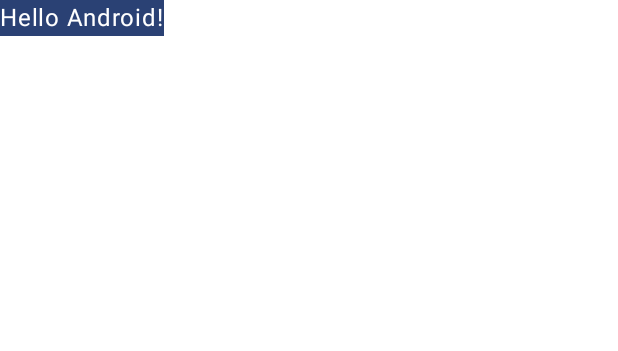
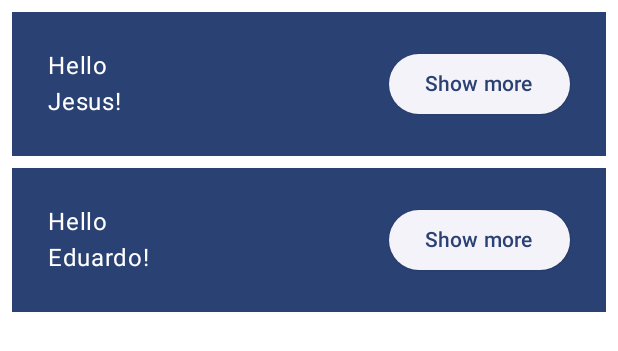
Before and after one commit to EduardoBecerraM/BasicsConceptsCodelab, an Android app built with Jetpack Compose: the @Preview function GreetingPreview, on a phone screen of 412 x 824 dp. Shown: the top 351 px of the screen. Run offline under Robolectric (Android 15) with nearby library versions, the phone set to English and light mode, and no system bars.

Commit message:
Steps 1 to 9 of the course Added composable functions (cards & screen) and previews to interact with the UI

```diff
--- a/app/src/main/java/com/edebec/basicsconceptscodelab/MainActivity.kt
+++ b/app/src/main/java/com/edebec/basicsconceptscodelab/MainActivity.kt
@@ -3,13 +3,25 @@ package com.edebec.basicsconceptscodelab
 import android.os.Bundle
 import androidx.activity.ComponentActivity
 import androidx.activity.compose.setContent
+import androidx.compose.foundation.layout.Arrangement
+import androidx.compose.foundation.layout.Column
+import androidx.compose.foundation.layout.Row
 import androidx.compose.foundation.layout.fillMaxSize
+import androidx.compose.foundation.layout.padding
+import androidx.compose.material3.Button
+import androidx.compose.material3.ElevatedButton
 import androidx.compose.material3.MaterialTheme
 import androidx.compose.material3.Surface
 import androidx.compose.material3.Text
 import androidx.compose.runtime.Composable
+import androidx.compose.runtime.getValue
+import androidx.compose.runtime.mutableStateOf
+import androidx.compose.runtime.remember
+import androidx.compose.runtime.setValue
+import androidx.compose.ui.Alignment
 import androidx.compose.ui.Modifier
 import androidx.compose.ui.tooling.preview.Preview
+import androidx.compose.ui.unit.dp
 import com.edebec.basicsconceptscodelab.ui.theme.BasicsConceptsCodelabTheme
 
 class MainActivity : ComponentActivity() {
@@ -27,19 +39,85 @@ class MainActivity : ComponentActivity() {
 }
 
 @Composable
-fun Greeting(name: String, modifier: Modifier = Modifier) {
-    Surface(color = MaterialTheme.colorScheme.primary) {
-        Text(
-            text = "Hello $name!",
-            modifier = modifier
-        )
+fun OnboardingScreen(modifier: Modifier = Modifier, onContinueClicked: () -> Unit) {
+    Column(modifier = modifier.fillMaxSize(), verticalArrangement = Arrangement.Center, horizontalAlignment = Alignment.CenterHorizontally) {
+        Text(text = "Welcome to the Basics Codelab!")
+        Button(onClick = onContinueClicked, modifier = Modifier.padding(vertical = 24.dp)) {
+            Text(text = "Continue")
+        }
     }
 }
 
-@Preview(showBackground = true)
+@Composable
+fun MyApp(modifier: Modifier = Modifier) {
+    var shouldShowOnboarding by remember {
+        mutableStateOf(true)
+    }
+    Surface(modifier) {
+        if (shouldShowOnboarding) {
+            OnboardingScreen {
+                shouldShowOnboarding = true
+            }
+        } else {
+            Greetings()
+        }
+    }
+}
+
+@Composable
+fun Greetings(modifier: Modifier = Modifier, names: List<String> = listOf("Jesus", "Eduardo")) {
+    Column(modifier = modifier.padding(vertical = 4.dp)) {
+        for (name in names) {
+            Greeting(name = name)
+        }
+    }
+}
+
+@Composable
+fun Greeting(name: String, modifier: Modifier = Modifier) {
+    val expanded = remember { mutableStateOf(false) }
+    val extraPadding = if (expanded.value) 48.dp else 0.dp
+    Surface(modifier = modifier.padding(vertical = 4.dp, horizontal = 8.dp), color = MaterialTheme.colorScheme.primary) {
+        Row(modifier = modifier.padding(24.dp)) {
+            Column(
+                modifier = modifier
+                    .weight(1f)
+                    .padding(bottom = extraPadding)
+            ) {
+                Text(
+                    text = "Hello"
+                )
+                Text(
+                    text = "$name!"
+                )
+            }
+            ElevatedButton(onClick = { expanded.value = !expanded.value }) {
+                Text(text = if (expanded.value) "Show less" else "Show more")
+            }
+        }
+    }
+}
+
+@Preview
+@Composable
+fun MyAppPreview(modifier: Modifier = Modifier) {
+    BasicsConceptsCodelabTheme {
+        MyApp(modifier = Modifier.fillMaxSize())
+    }
+}
+
+@Preview(showBackground = true, widthDp = 320, heightDp = 320)
+@Composable
+fun OnboardingPreview() {
+    BasicsConceptsCodelabTheme {
+        OnboardingScreen(onContinueClicked = {})
+    }
+}
+
+@Preview(showBackground = true, widthDp = 320)
 @Composable
 fun GreetingPreview() {
     BasicsConceptsCodelabTheme {
-        Greeting("Android")
+        Greetings()
     }
 }
```
